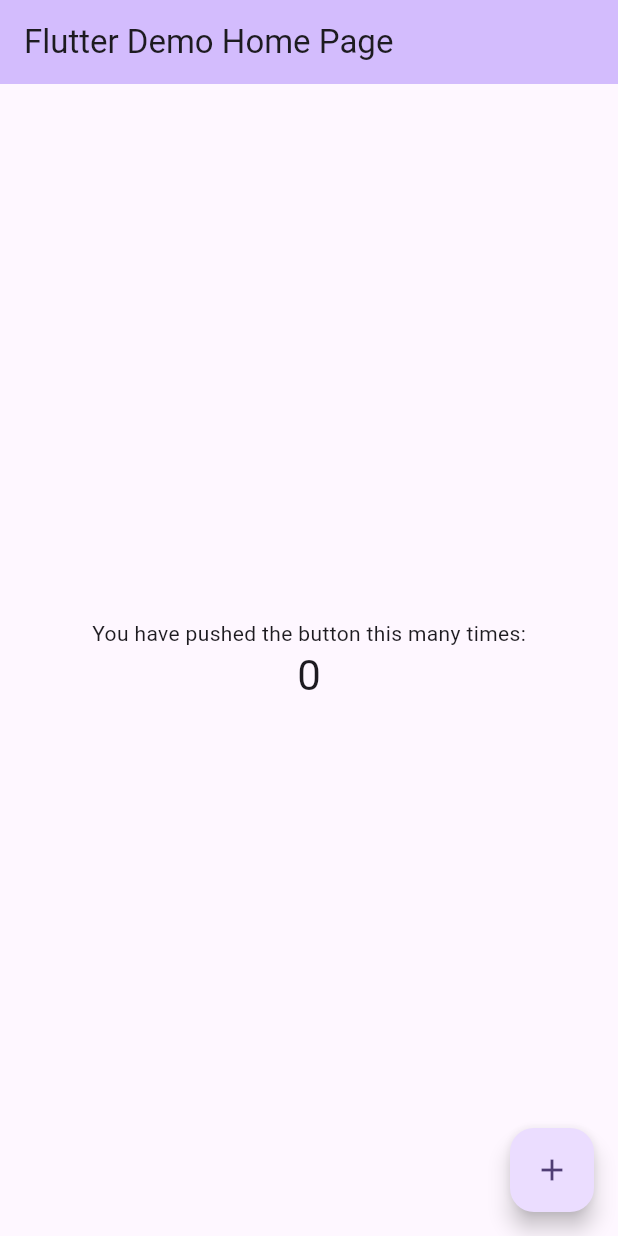
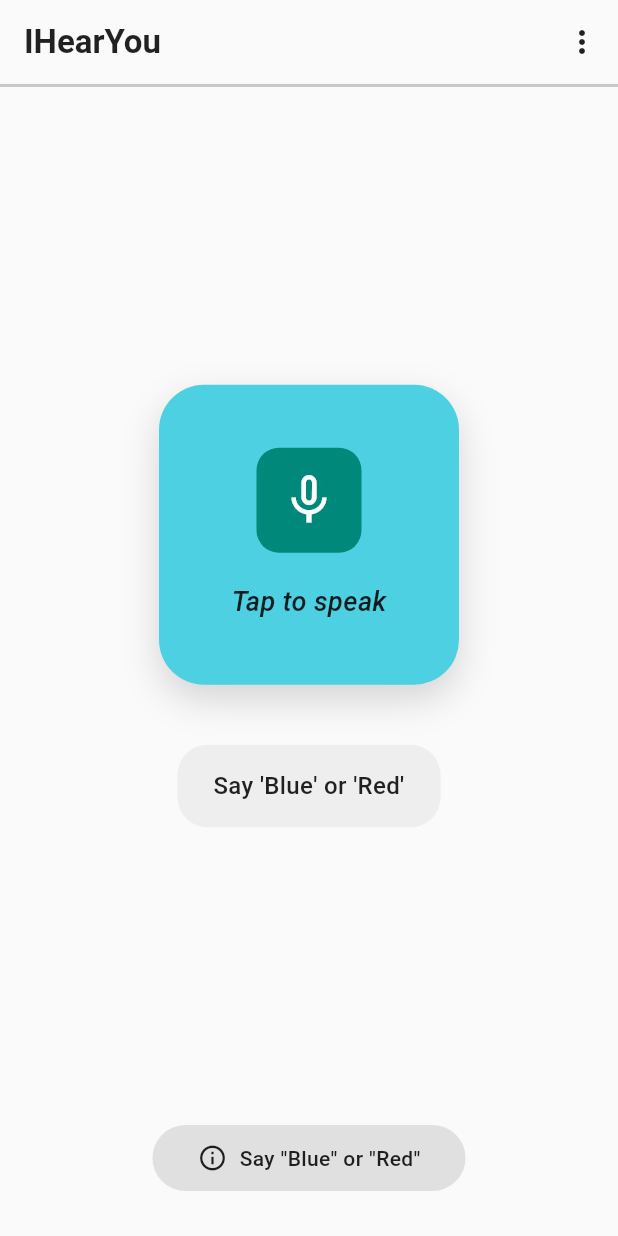
Before and after one commit to jojtech/IHearYou, a Flutter app: the screen it shows after launch, on a phone screen of 412 x 824 dp. Run offline on Flutter 3.47's test engine with Material 3 defaults, Android fonts, the phone set to English and light mode, and no system bars; our stand-ins replace flutter_tts, speech_to_text.

```diff
--- a/lib/main.dart
+++ b/lib/main.dart
@@ -1,122 +1,320 @@
 import 'package:flutter/material.dart';
+import 'package:speech_to_text/speech_to_text.dart' as stt;
+import 'package:flutter_tts/flutter_tts.dart';
 
 void main() {
-  runApp(const MyApp());
+  runApp(const IHearYouApp());
 }
 
-class MyApp extends StatelessWidget {
-  const MyApp({super.key});
+class IHearYouApp extends StatelessWidget {
+  const IHearYouApp({Key? key}) : super(key: key);
 
-  // This widget is the root of your application.
   @override
   Widget build(BuildContext context) {
     return MaterialApp(
-      title: 'Flutter Demo',
+      title: 'IHearYou',
+      debugShowCheckedModeBanner: false,
       theme: ThemeData(
-        // This is the theme of your application.
-        //
-        // TRY THIS: Try running your application with "flutter run". You'll see
-        // the application has a purple toolbar. Then, without quitting the app,
-        // try changing the seedColor in the colorScheme below to Colors.green
-        // and then invoke "hot reload" (save your changes or press the "hot
-        // reload" button in a Flutter-supported IDE, or press "r" if you used
-        // the command line to start the app).
-        //
-        // Notice that the counter didn't reset back to zero; the application
-        // state is not lost during the reload. To reset the state, use hot
-        // restart instead.
-        //
-        // This works for code too, not just values: Most code changes can be
-        // tested with just a hot reload.
-        colorScheme: ColorScheme.fromSeed(seedColor: Colors.deepPurple),
+        primarySwatch: Colors.blue,
+        useMaterial3: true,
       ),
-      home: const MyHomePage(title: 'Flutter Demo Home Page'),
+      home: const HomeScreen(),
     );
   }
 }
 
-class MyHomePage extends StatefulWidget {
-  const MyHomePage({super.key, required this.title});
-
-  // This widget is the home page of your application. It is stateful, meaning
-  // that it has a State object (defined below) that contains fields that affect
-  // how it looks.
-
-  // This class is the configuration for the state. It holds the values (in this
-  // case the title) provided by the parent (in this case the App widget) and
-  // used by the build method of the State. Fields in a Widget subclass are
-  // always marked "final".
-
-  final String title;
+class HomeScreen extends StatefulWidget {
+  const HomeScreen({Key? key}) : super(key: key);
 
   @override
-  State<MyHomePage> createState() => _MyHomePageState();
+  State<HomeScreen> createState() => _HomeScreenState();
 }
 
-class _MyHomePageState extends State<MyHomePage> {
-  int _counter = 0;
+class _HomeScreenState extends State<HomeScreen> with SingleTickerProviderStateMixin {
+  late stt.SpeechToText _speech;
+  late FlutterTts _flutterTts;
+  bool _isListening = false;
+  String _statusText = "Say 'Blue' or 'Red'";
+  Color _backgroundColor = Colors.grey[50]!;
+  late AnimationController _animationController;
+  late Animation<double> _scaleAnimation;
 
-  void _incrementCounter() {
+  @override
+  void initState() {
+    super.initState();
+    _speech = stt.SpeechToText();
+    _flutterTts = FlutterTts();
+    _initializeSpeech();
+    _initializeTts();
+
+    _animationController = AnimationController(
+      vsync: this,
+      duration: const Duration(milliseconds: 200),
+    );
+
+    _scaleAnimation = Tween<double>(begin: 1.0, end: 0.95).animate(
+      CurvedAnimation(parent: _animationController, curve: Curves.easeInOut),
+    );
+  }
+
+  Future<void> _initializeSpeech() async {
+    await _speech.initialize(
+      onStatus: (status) {
+        if (status == 'done' || status == 'notListening') {
+          setState(() {
+            _isListening = false;
+          });
+        }
+      },
+      onError: (error) {
+        setState(() {
+          _isListening = false;
+          _statusText = "Error: ${error.errorMsg}";
+        });
+      },
+    );
+  }
+
+  Future<void> _initializeTts() async {
+    await _flutterTts.setLanguage("en-US");
+    await _flutterTts.setSpeechRate(0.5);
+    await _flutterTts.setVolume(1.0);
+    await _flutterTts.setPitch(1.0);
+  }
+
+  Future<void> _startListening() async {
+    if (!_isListening) {
+      bool available = await _speech.initialize();
+      if (available) {
+        setState(() {
+          _isListening = true;
+          _statusText = "Listening...";
+          _backgroundColor = Colors.grey[50]!;
+        });
+
+        await _speech.listen(
+          onResult: (result) {
+            String words = result.recognizedWords.toLowerCase();
+            _processVoiceInput(words);
+          },
+          listenFor: const Duration(seconds: 5),
+          pauseFor: const Duration(seconds: 3),
+        );
+      }
+    }
+  }
+
+  void _stopListening() {
+    _speech.stop();
     setState(() {
-      // This call to setState tells the Flutter framework that something has
-      // changed in this State, which causes it to rerun the build method below
-      // so that the display can reflect the updated values. If we changed
-      // _counter without calling setState(), then the build method would not be
-      // called again, and so nothing would appear to happen.
-      _counter++;
+      _isListening = false;
+      if (_backgroundColor == Colors.grey[50]) {
+        _statusText = "Say 'Blue' or 'Red'";
+      }
+    });
+  }
+
+  Future<void> _processVoiceInput(String words) async {
+    if (words.contains('blue')) {
+      setState(() {
+        _backgroundColor = Colors.blue[400]!;
+        _statusText = "Blue detected!";
+      });
+      await _flutterTts.speak("Here is the blue screen");
+      _stopListening();
+    } else if (words.contains('red')) {
+      setState(() {
+        _backgroundColor = Colors.red[400]!;
+        _statusText = "Red detected!";
+      });
+      await _flutterTts.speak("Here is the red screen");
+      _stopListening();
+    }
+  }
+
+  void _resetScreen() {
+    setState(() {
+      _backgroundColor = Colors.grey[50]!;
+      _statusText = "Say 'Blue' or 'Red'";
     });
   }
 
   @override
+  void dispose() {
+    _animationController.dispose();
+    _speech.stop();
+    _flutterTts.stop();
+    super.dispose();
+  }
+
+  @override
   Widget build(BuildContext context) {
-    // This method is rerun every time setState is called, for instance as done
-    // by the _incrementCounter method above.
-    //
-    // The Flutter framework has been optimized to make rerunning build methods
-    // fast, so that you can just rebuild anything that needs updating rather
-    // than having to individually change instances of widgets.
+    final isColorScreen = _backgroundColor != Colors.grey[50];
+    final textColor = isColorScreen ? Colors.white : Colors.black87;
+
     return Scaffold(
+      backgroundColor: _backgroundColor,
       appBar: AppBar(
-        // TRY THIS: Try changing the color here to a specific color (to
-        // Colors.amber, perhaps?) and trigger a hot reload to see the AppBar
-        // change color while the other colors stay the same.
-        backgroundColor: Theme.of(context).colorScheme.inversePrimary,
-        // Here we take the value from the MyHomePage object that was created by
-        // the App.build method, and use it to set our appbar title.
-        title: Text(widget.title),
+        title: Text(
+          'IHearYou',
+          style: TextStyle(
+            fontWeight: FontWeight.w600,
+            fontSize: 22,
+            color: textColor,
+          ),
+        ),
+        backgroundColor: Colors.transparent,
+        elevation: 0,
+        bottom: PreferredSize(
+          preferredSize: const Size.fromHeight(2.0),
+          child: Container(
+            color: textColor.withOpacity(0.2),
+            height: 2.0,
+          ),
+        ),
+        actions: [
+          if (isColorScreen)
+            IconButton(
+              icon: Icon(Icons.refresh, color: textColor),
+              onPressed: _resetScreen,
+              tooltip: 'Reset',
+            ),
+          IconButton(
+            icon: Icon(Icons.more_vert, color: textColor),
+            onPressed: () {},
+          ),
+        ],
       ),
-      body: Center(
-        // Center is a layout widget. It takes a single child and positions it
-        // in the middle of the parent.
-        child: Column(
-          // Column is also a layout widget. It takes a list of children and
-          // arranges them vertically. By default, it sizes itself to fit its
-          // children horizontally, and tries to be as tall as its parent.
-          //
-          // Column has various properties to control how it sizes itself and
-          // how it positions its children. Here we use mainAxisAlignment to
-          // center the children vertically; the main axis here is the vertical
-          // axis because Columns are vertical (the cross axis would be
-          // horizontal).
-          //
-          // TRY THIS: Invoke "debug painting" (choose the "Toggle Debug Paint"
-          // action in the IDE, or press "p" in the console), to see the
-          // wireframe for each widget.
-          mainAxisAlignment: MainAxisAlignment.center,
-          children: <Widget>[
-            const Text('You have pushed the button this many times:'),
-            Text(
-              '$_counter',
-              style: Theme.of(context).textTheme.headlineMedium,
-            ),
-          ],
+      body: SafeArea(
+        child: Center(
+          child: Column(
+            mainAxisAlignment: MainAxisAlignment.center,
+            children: [
+              const Spacer(flex: 2),
+
+              // Microphone Button
+              GestureDetector(
+                onTapDown: (_) => _animationController.forward(),
+                onTapUp: (_) {
+                  _animationController.reverse();
+                  if (_isListening) {
+                    _stopListening();
+                  } else {
+                    _startListening();
+                  }
+                },
+                onTapCancel: () => _animationController.reverse(),
+                child: ScaleTransition(
+                  scale: _scaleAnimation,
+                  child: Container(
+                    width: 200,
+                    height: 200,
+                    decoration: BoxDecoration(
+                      color: isColorScreen
+                          ? Colors.white.withOpacity(0.3)
+                          : Colors.cyan[300],
+                      borderRadius: BorderRadius.circular(30),
+                      boxShadow: [
+                        BoxShadow(
+                          color: Colors.black.withOpacity(0.15),
+                          blurRadius: 20,
+                          offset: const Offset(0, 10),
+                        ),
+                      ],
+                    ),
+                    child: Column(
+                      mainAxisAlignment: MainAxisAlignment.center,
+                      children: [
+                        Container(
+                          width: 70,
+                          height: 70,
+                          decoration: BoxDecoration(
+                            color: isColorScreen
+                                ? Colors.white.withOpacity(0.4)
+                                : Colors.teal[600],
+                            borderRadius: BorderRadius.circular(15),
+                          ),
+                          child: Icon(
+                            _isListening ? Icons.mic : Icons.mic_none,
+                            size: 40,
+                            color: Colors.white,
+                          ),
+                        ),
+                        const SizedBox(height: 20),
+                        Text(
+                          _isListening ? 'Listening...' : 'Tap to speak',
+                          style: TextStyle(
+                            fontSize: 18,
+                            fontWeight: FontWeight.w500,
+                            color: isColorScreen ? Colors.white : Colors.black87,
+                            fontStyle: FontStyle.italic,
+                          ),
+                        ),
+                      ],
+                    ),
+                  ),
+                ),
+              ),
+
+              const SizedBox(height: 40),
+
+              // Status Text
+              Container(
+                margin: const EdgeInsets.symmetric(horizontal: 40),
+                padding: const EdgeInsets.symmetric(vertical: 16, horizontal: 24),
+                decoration: BoxDecoration(
+                  color: isColorScreen
+                      ? Colors.white.withOpacity(0.2)
+                      : Colors.grey[200],
+                  borderRadius: BorderRadius.circular(20),
+                ),
+                child: Text(
+                  _statusText,
+                  textAlign: TextAlign.center,
+                  style: TextStyle(
+                    fontSize: 16,
+                    fontWeight: FontWeight.w500,
+                    color: textColor,
+                  ),
+                ),
+              ),
+
+              const Spacer(flex: 2),
+
+              // Instructions at bottom
+              Container(
+                margin: const EdgeInsets.only(bottom: 30),
+                padding: const EdgeInsets.symmetric(horizontal: 30, vertical: 12),
+                decoration: BoxDecoration(
+                  color: isColorScreen
+                      ? Colors.white.withOpacity(0.2)
+                      : Colors.grey[300],
+                  borderRadius: BorderRadius.circular(25),
+                ),
+                child: Row(
+                  mainAxisSize: MainAxisSize.min,
+                  children: [
+                    Icon(
+                      Icons.info_outline,
+                      size: 20,
+                      color: textColor,
+                    ),
+                    const SizedBox(width: 8),
+                    Text(
+                      'Say "Blue" or "Red"',
+                      style: TextStyle(
+                        fontSize: 14,
+                        color: textColor,
+                        fontWeight: FontWeight.w500,
+                      ),
+                    ),
+                  ],
+                ),
+              ),
+            ],
+          ),
         ),
       ),
-      floatingActionButton: FloatingActionButton(
-        onPressed: _incrementCounter,
-        tooltip: 'Increment',
-        child: const Icon(Icons.add),
-      ), // This trailing comma makes auto-formatting nicer for build methods.
     );
   }
 }
```
Also changed, not shown: pubspec.yaml (+8 -0 lines), assets/mic1.png (added), assets/mic2.png (added), pubspec.lock, 34 other files.
